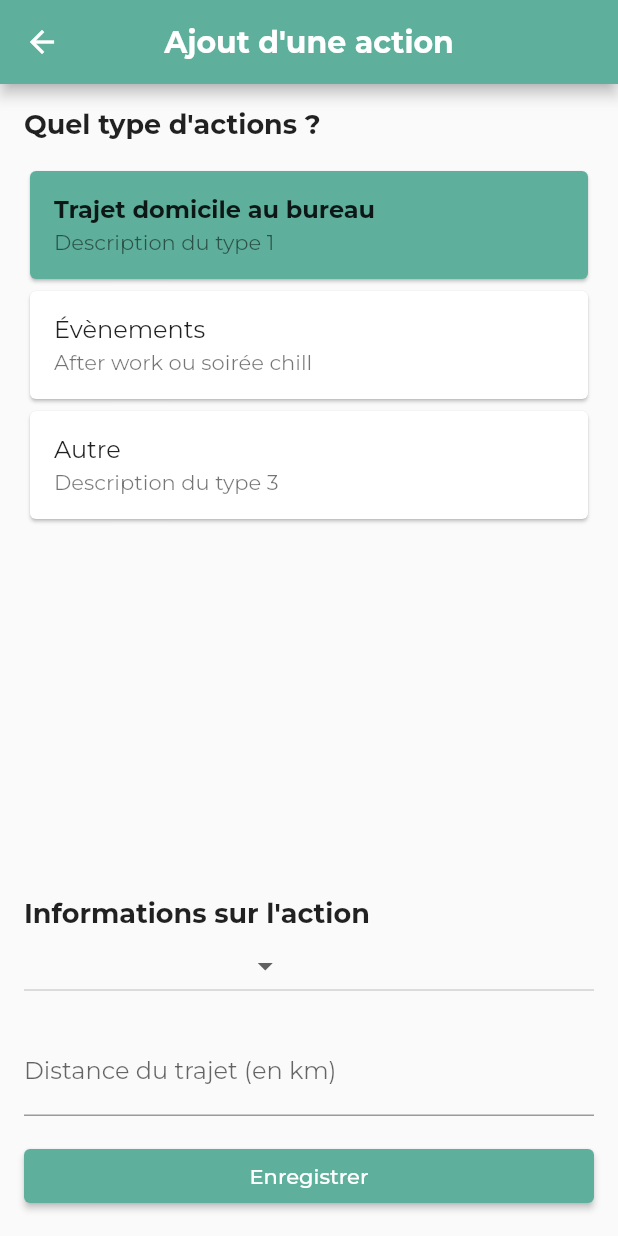
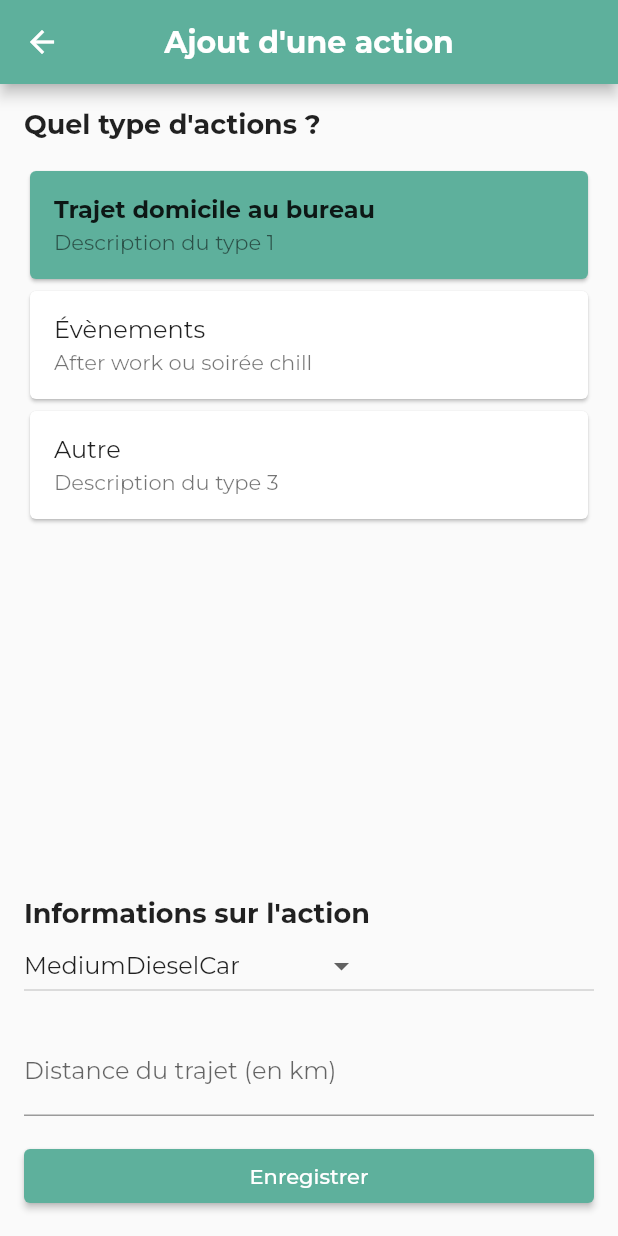
Before and after one commit to EXTIARBONE/extiarbone_flutter, a Flutter app: the AddActionPage screen opened directly, after a tap on "Trajet domicile au bureau", on a phone screen of 412 x 824 dp. Run offline on Flutter 3.47's test engine with Material 2 defaults, Android fonts, the phone set to English and light mode, and no system bars; our stand-ins replace google_fonts, shared_preferences; accounts and stored records are empty; network calls fail; project files that could hold a hidden picture were left out.

Commit message:
Correction select form

```diff
--- a/lib/pages/form_action.dart
+++ b/lib/pages/form_action.dart
@@ -7,7 +7,7 @@ class AddActionPage extends StatefulWidget {
 }
 
 class _AddActionPageState extends State<AddActionPage> {
-  late String selectorType = "";
+  late String selectorType = "MediumDieselCar";
   late String selectedType = "";
   late String title = "";
   late num distance = 0;
@@ -88,16 +88,13 @@ class _AddActionPageState extends State<AddActionPage> {
                 ),
                 DropdownButton<String>(
                   value: selectorType,
+                  hint: const Text('Sélectionnez un véhicule'),
                   onChanged: (String? newValue) {
                     setState(() {
                       selectorType = newValue!;
                     });
                   },
                   items: <String>[
-                    '',
-                    'Type 1',
-                    'Type 2',
-                    'Type 3',
                     'MediumDieselCar',
                     'MediumHybridCar',
                     'MediumDieselVan',
```
